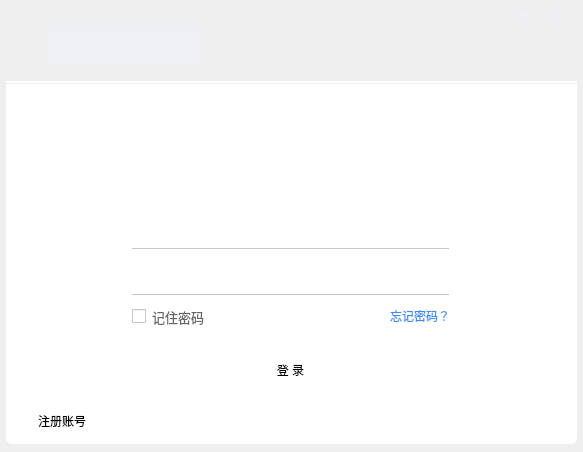
The window that tcpclient.ui (HustGw/CLLLLLLLSAFFFFFEWINN) describes before a commit, drawn with Qt 5.
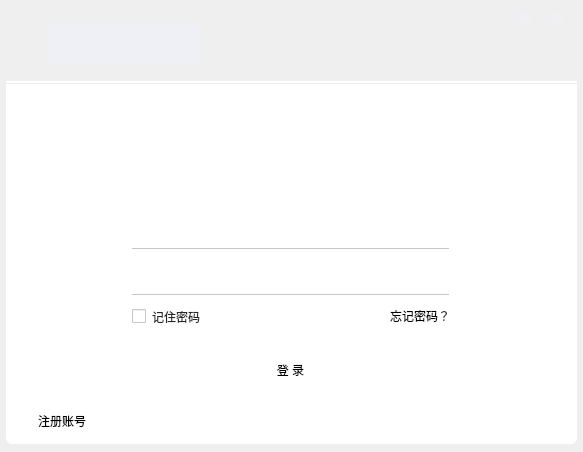
The same window after the commit. Icons and pictures are not drawn.

Commit message: 登陆注册界面字体等样式调整

Patch:
```diff
--- a/tcpclient.ui
+++ b/tcpclient.ui
@@ -53,8 +53,7 @@
      </rect>
     </property>
     <property name="styleSheet">
-     <string notr="true">color: rgb(102,102,102);
-font: 10pt </string>
+     <string notr="true">color: rgb(40,40,40);</string>
     </property>
     <property name="text">
      <string>记住密码</string>
@@ -223,7 +222,7 @@
      </rect>
     </property>
     <property name="styleSheet">
-     <string notr="true">border:0px;color:rgb(57,140,255);</string>
+     <string notr="true">border:0px;</string>
     </property>
     <property name="text">
      <string>忘记密码？</string>
```
The commit also changes 5 other files.
